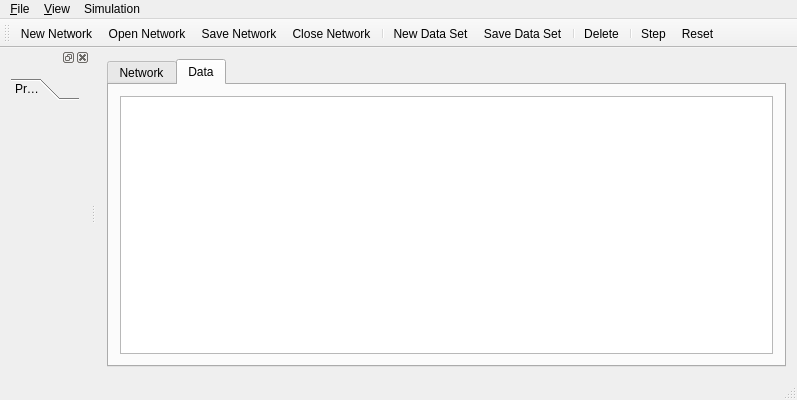
This is src/neurogui/mainwindow.ui in chalcolith/neurolab as Qt 5 draws it before an edit. The edited form follows.
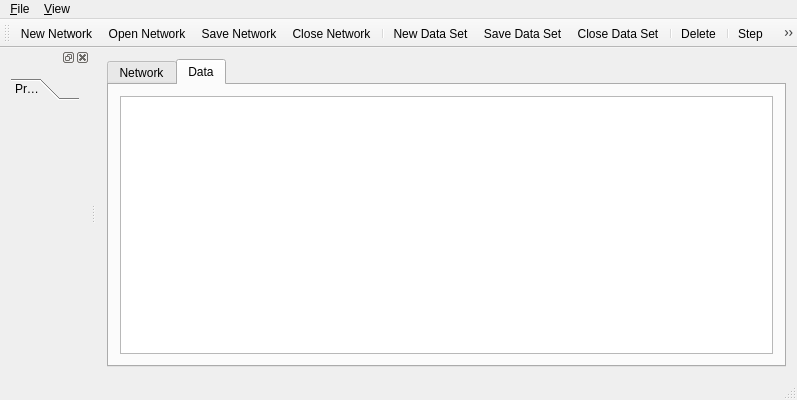
This is the edited form. The open tabs and pages were chosen to show the change.

Commit message: implemented data collection fix #7: properties of various item types are remembered for the next one

```diff
--- a/src/neurogui/mainwindow.ui
+++ b/src/neurogui/mainwindow.ui
@@ -68,18 +68,8 @@
     </property>
     <addaction name="action_Sidebar"/>
    </widget>
-   <widget class="QMenu" name="menu_Simulation">
-    <property name="title">
-     <string>Simulation</string>
-    </property>
-    <addaction name="action_Start"/>
-    <addaction name="action_Stop"/>
-    <addaction name="action_Step"/>
-    <addaction name="action_Reset"/>
-   </widget>
    <addaction name="menu_File"/>
    <addaction name="menu_View"/>
-   <addaction name="menu_Simulation"/>
   </widget>
   <widget class="QToolBar" name="mainToolBar">
    <attribute name="toolBarArea">
@@ -95,6 +85,7 @@
    <addaction name="separator"/>
    <addaction name="action_New_Data_Set"/>
    <addaction name="action_Save_Data_Set"/>
+   <addaction name="action_Close_Data_Set"/>
    <addaction name="separator"/>
    <addaction name="action_Delete"/>
    <addaction name="separator"/>
@@ -229,6 +220,11 @@
     <string>Save Data Set...</string>
    </property>
   </action>
+  <action name="action_Close_Data_Set">
+   <property name="text">
+    <string>Close Data Set</string>
+   </property>
+  </action>
  </widget>
  <layoutdefault spacing="6" margin="11"/>
  <resources/>
```
Left out of the diff: 13 changed lines with no effect on the pictures. The commit also changes 18 other files.
